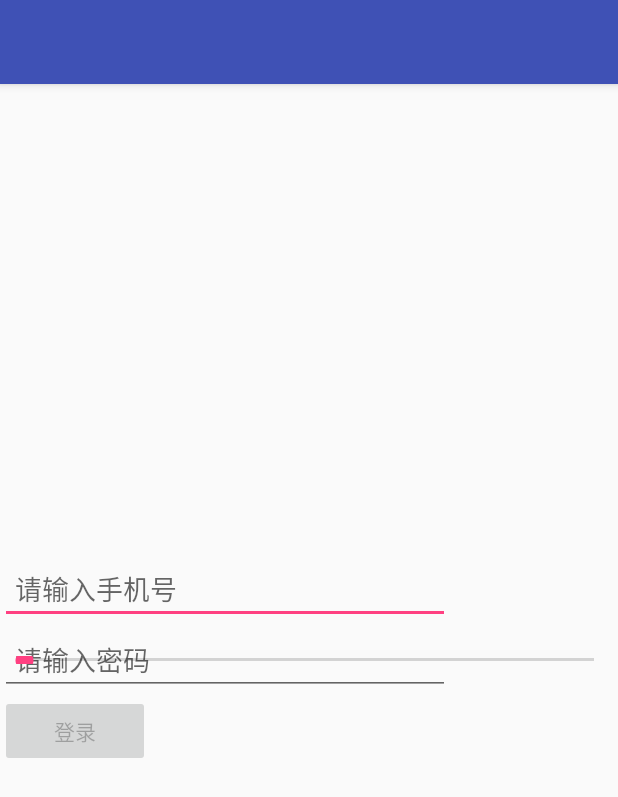
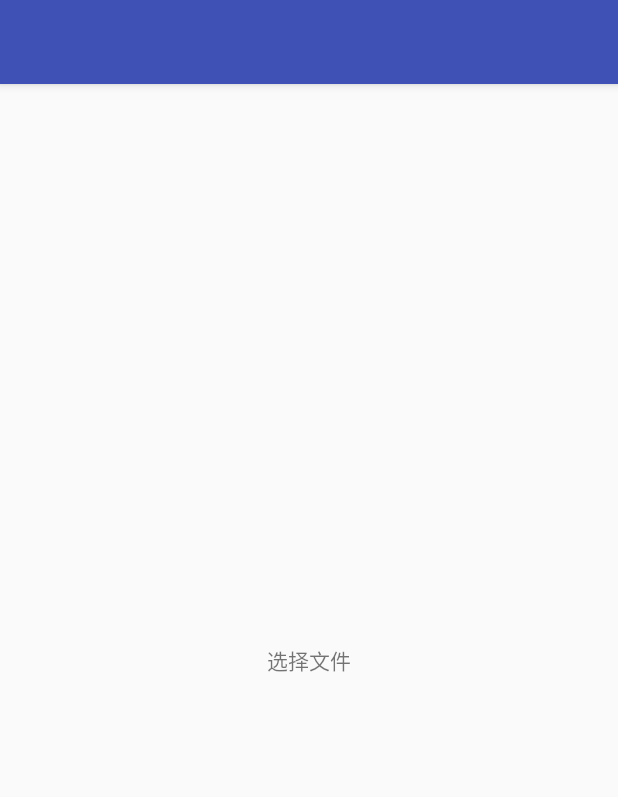
Before and after one commit to dxxs19/WanAndroidKotlin, an Android app: the screen it shows after launch (MainActivity), on a phone screen of 412 x 824 dp. Shown: the top 797 px of the screen. Run offline under Robolectric (Android 15) with nearby library versions, the phone set to English and light mode, and no system bars; our stand-ins replace RxJava.

Commit message:
适配华为的下载内容中的文件选择

```diff
--- a/app/src/main/java/com/wei/wanandroidkotlin/MainActivity.kt
+++ b/app/src/main/java/com/wei/wanandroidkotlin/MainActivity.kt
@@ -36,7 +36,7 @@ class MainActivity : AppCompatActivity() {
     }
 
     private fun test() {
-        RxJavaOperators.testFlatMap()
+        RxJavaOperators.testFilter()
 //        RxJavaOperators.testZip()
 //        RxJavaOperators.testFlowable()
 //        RxJavaOperators.testInterval()
@@ -61,7 +61,8 @@ class MainActivity : AppCompatActivity() {
         contentTv = findViewById(R.id.tv_content)
         contentTv?.setOnClickListener {
             val intent = Intent(Intent.ACTION_GET_CONTENT)
-            intent.type = "*/*"//设置类型，我这里是任意类型，任意后缀的可以这样写。
+            //设置类型，我这里是任意类型，任意后缀的可以这样写。
+            intent.type = "*/*"
             intent.addCategory(Intent.CATEGORY_OPENABLE)
             startActivityForResult(intent, 1)
         }
--- a/app/src/main/java/com/wei/wanandroidkotlin/UriUtil.kt
+++ b/app/src/main/java/com/wei/wanandroidkotlin/UriUtil.kt
@@ -15,6 +15,8 @@ import android.provider.MediaStore
  * @since 2018/9/7
  */
 object UriUtil {
+    private const val RAW_PREFIX = "raw:"
+
     /**
      * <br></br>功能简述:4.4及以上获取图片的方法
      * <br></br>功能详细描述:
@@ -42,6 +44,10 @@ object UriUtil {
             } else if (isDownloadsDocument(uri)) {
 
                 val id = DocumentsContract.getDocumentId(uri)
+                if (id.startsWith(RAW_PREFIX))
+                {
+                    return id.substring(RAW_PREFIX.length)
+                }
                 val contentUri = ContentUris.withAppendedId(
                         Uri.parse("content://downloads/public_downloads"), java.lang.Long.valueOf(id))
 
--- a/app/src/main/java/com/wei/wanandroidkotlin/rx/RxJavaOperators.java
+++ b/app/src/main/java/com/wei/wanandroidkotlin/rx/RxJavaOperators.java
@@ -6,8 +6,6 @@ import android.util.Log;
 import org.reactivestreams.Subscriber;
 import org.reactivestreams.Subscription;
 
-import java.util.ArrayList;
-import java.util.List;
 import java.util.concurrent.TimeUnit;
 
 import io.reactivex.BackpressureStrategy;
@@ -17,13 +15,11 @@ import io.reactivex.FlowableOnSubscribe;
 import io.reactivex.Observable;
 import io.reactivex.ObservableEmitter;
 import io.reactivex.ObservableOnSubscribe;
-import io.reactivex.ObservableSource;
 import io.reactivex.Observer;
 import io.reactivex.android.schedulers.AndroidSchedulers;
 import io.reactivex.disposables.Disposable;
 import io.reactivex.functions.BiFunction;
 import io.reactivex.functions.Consumer;
-import io.reactivex.functions.Function;
 import io.reactivex.functions.Predicate;
 import io.reactivex.schedulers.Schedulers;
 
@@ -178,7 +174,7 @@ public class RxJavaOperators {
                 });
     }
 
-    public static void testFlatMap() {
+    public static void testFilter() {
         Observable.create(new ObservableOnSubscribe<Integer>() {
             @Override
             public void subscribe(ObservableEmitter<Integer> emitter) throws Exception {
--- a/app/src/main/res/layout/activity_main.xml
+++ b/app/src/main/res/layout/activity_main.xml
@@ -13,6 +13,7 @@
         app:layout_constraintLeft_toLeftOf="parent"
         app:layout_constraintRight_toRightOf="parent"
         app:layout_constraintTop_toTopOf="parent"
+        android:visibility="gone"
         android:orientation="vertical">
 
         <EditText
@@ -45,7 +46,7 @@
         android:layout_width="wrap_content"
         android:layout_height="wrap_content"
         android:text="选择文件"
-        android:visibility="gone"
+        android:visibility="visible"
         app:layout_constraintBottom_toBottomOf="parent"
         app:layout_constraintLeft_toLeftOf="parent"
         app:layout_constraintRight_toRightOf="parent"
@@ -55,6 +56,7 @@
         android:id="@+id/seekBar"
         android:layout_width="match_parent"
         android:layout_height="5dp"
+        android:visibility="gone"
         app:layout_constraintBottom_toBottomOf="parent"
         app:layout_constraintLeft_toLeftOf="parent"
         app:layout_constraintRight_toRightOf="parent"
```
